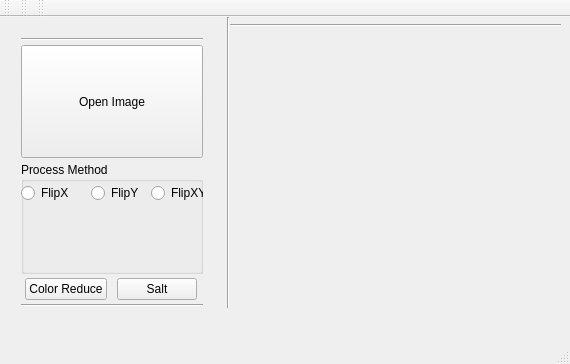
This is opencv/OpenCV_gui/mainwindow.ui in Graphy-China/SVG2 as Qt 5 draws it before an edit. The edited form follows.
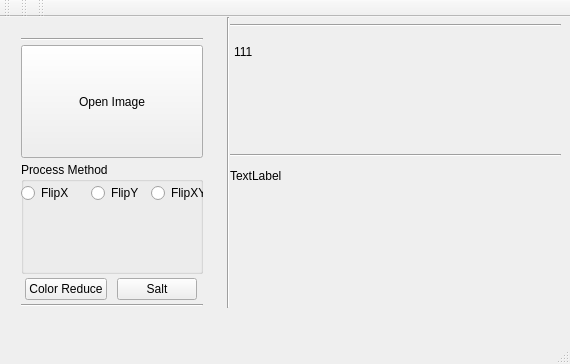
This is the edited form.

Patch:
```diff
--- a/opencv/OpenCV_gui/mainwindow.ui
+++ b/opencv/OpenCV_gui/mainwindow.ui
@@ -172,7 +172,7 @@
      </rect>
     </property>
     <property name="text">
-     <string/>
+     <string>111</string>
     </property>
    </widget>
    <widget class="Line" name="line">
@@ -201,12 +201,32 @@
      <enum>Qt::Horizontal</enum>
     </property>
    </widget>
-   <zorder>verticalLayoutWidget</zorder>
-   <zorder>ImageCanvas</zorder>
-   <zorder>line</zorder>
-   <zorder>line_4</zorder>
-   <zorder>groupBox</zorder>
-   <zorder>FlipY</zorder>
+   <widget class="Line" name="line_5">
+    <property name="geometry">
+     <rect>
+      <x>230</x>
+      <y>130</y>
+      <width>331</width>
+      <height>16</height>
+     </rect>
+    </property>
+    <property name="orientation">
+     <enum>Qt::Horizontal</enum>
+    </property>
+   </widget>
+   <widget class="QLabel" name="ResultCanvas">
+    <property name="geometry">
+     <rect>
+      <x>230</x>
+      <y>150</y>
+      <width>67</width>
+      <height>17</height>
+     </rect>
+    </property>
+    <property name="text">
+     <string>TextLabel</string>
+    </property>
+   </widget>
   </widget>
   <widget class="QMenuBar" name="menuBar">
    <property name="geometry">
```
Left out of the diff: 6 changed lines with no effect on the pictures.
